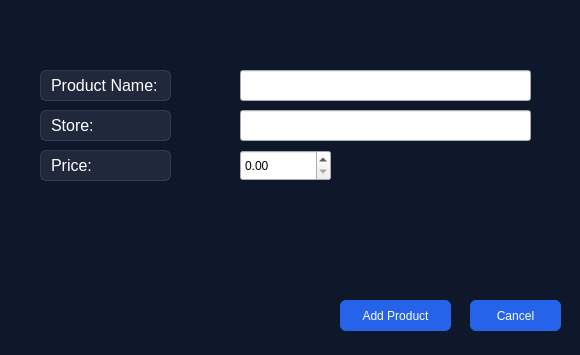
Old version of the form src/ui/AddProductDialog.ui in the repository ALINCOP/PricePulse.
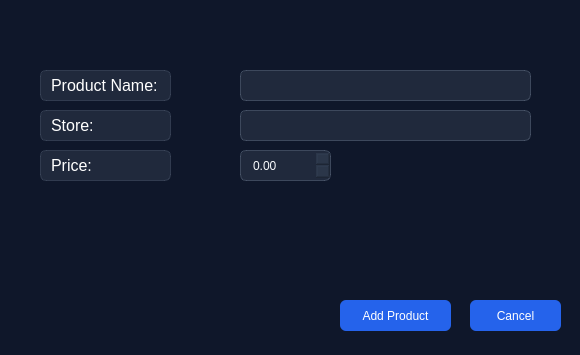
New version of the form.

Commit message: add CSS for QLineEdit&PriceBox

```diff
--- a/src/ui/AddProductDialog.ui
+++ b/src/ui/AddProductDialog.ui
@@ -42,6 +42,33 @@
 
 QPushButton:hover {
     background-color: #3b82f6;
+}
+
+QLineEdit {
+    background-color: rgba(71, 85, 105, 0.3);
+    border: 1px solid rgba(148, 163, 184, 0.3);
+    border-radius: 6px;
+    padding: 6px 10px;
+    color: #f8fafc;
+    selection-background-color: #2563eb;
+}
+
+QLineEdit:focus {
+    border: 1px solid #3b82f6;
+    background-color: rgba(71, 85, 105, 0.5);
+}
+
+QDoubleSpinBox {
+    background-color: rgba(71, 85, 105, 0.3);
+    border: 1px solid rgba(148, 163, 184, 0.3);
+    border-radius: 6px;
+    padding: 6px 10px;
+    color: #f8fafc;
+}
+
+QDoubleSpinBox:focus {
+    border: 1px solid #3b82f6;
+    background-color: rgba(71, 85, 105, 0.5);
 }</string>
   </property>
   <widget class="QPushButton" name="addButton">
```
Left out of the diff: 6 changed lines with no effect on the pictures.
